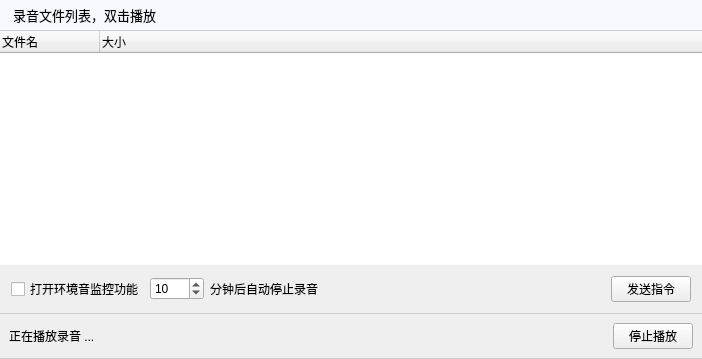
Qt form recorddlg.ui (yzx65/RemoteControl) before a commit.
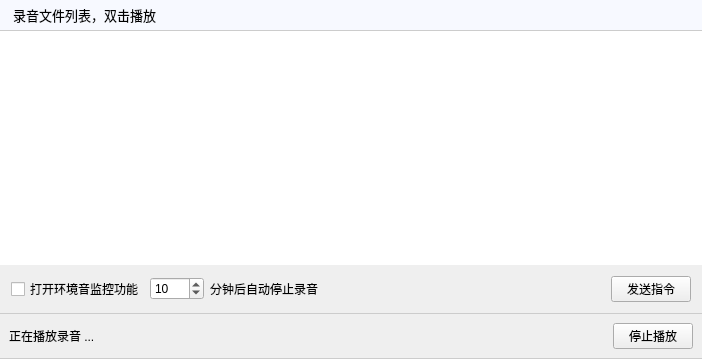
The same form after that commit.

```diff
--- a/recorddlg.ui
+++ b/recorddlg.ui
@@ -58,22 +58,47 @@
       </item>
       <item>
        <widget class="QTreeWidget" name="trRecordList">
+        <property name="styleSheet">
+         <string notr="true">QWidget
+{
+	border:0px solid #cccccc;
+	/*border-right-width:0xp;*/
+	font-size:13px;
+}
+
+QTreeWidget::item
+{
+	min-height:30px;
+	padding-left:10px;
+	background-color:transparent;
+}
+
+ QTreeWidget::item:hover {
+	background-color:rgba(100,100,100, 50);
+ }
+
+  QTreeWidget::item:selected {
+	background-color:#cccccc;
+	color:black;
+ }</string>
+        </property>
         <property name="frameShape">
          <enum>QFrame::NoFrame</enum>
         </property>
         <property name="indentation">
          <number>0</number>
         </property>
+        <attribute name="headerVisible">
+         <bool>false</bool>
+        </attribute>
+        <attribute name="headerDefaultSectionSize">
+         <number>250</number>
+        </attribute>
         <column>
          <property name="text">
           <string>文件名</string>
          </property>
         </column>
-        <column>
-         <property name="text">
-          <string>大小</string>
-         </property>
-        </column>
        </widget>
       </item>
       <item>
```
